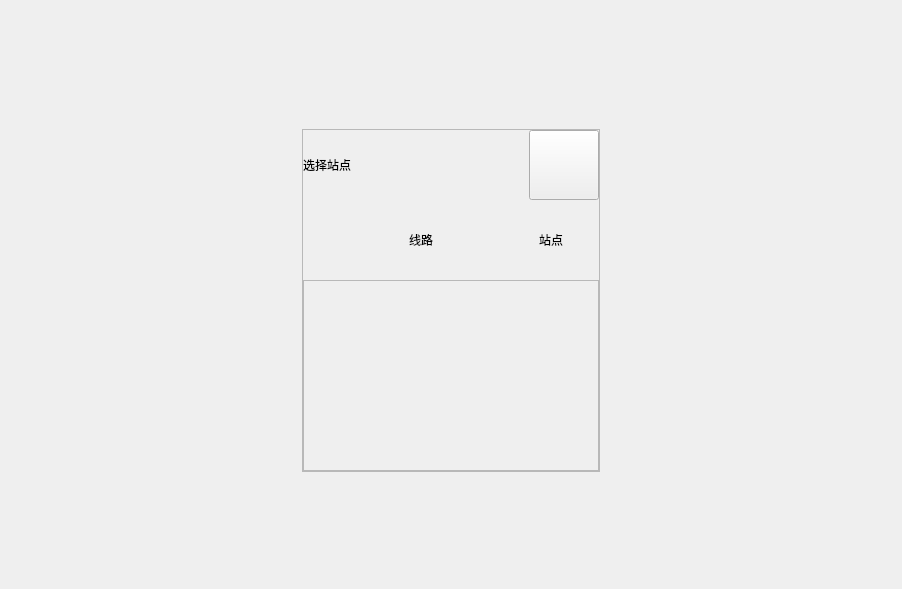
First picture: the form in frame/StationSelectWidget.ui, repository EllieYY/ism, before the edit.
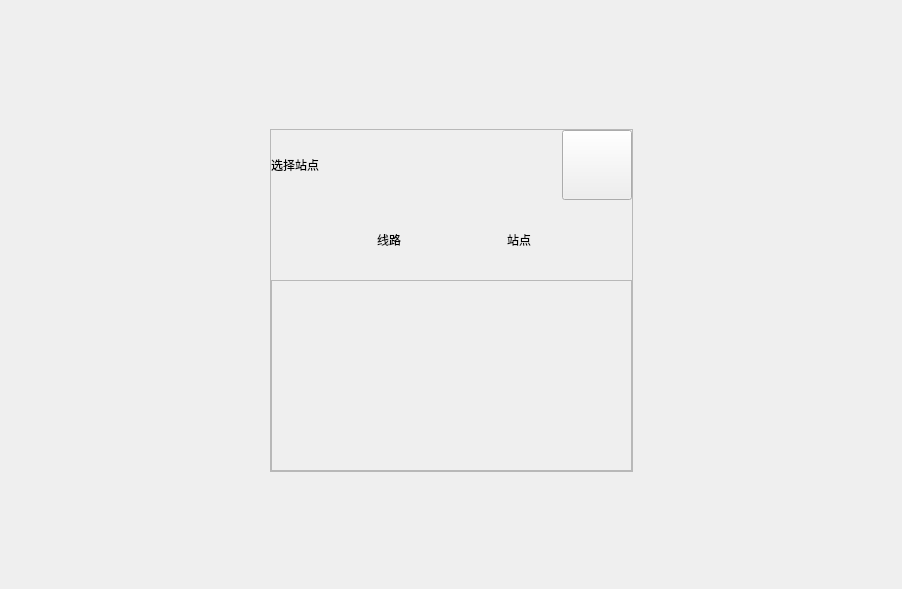
Second picture: the form after the edit.

```diff
--- a/frame/StationSelectWidget.ui
+++ b/frame/StationSelectWidget.ui
@@ -49,7 +49,7 @@
        </spacer>
       </item>
       <item>
-       <layout class="QHBoxLayout" name="horizontalLayout_4">
+       <layout class="QHBoxLayout" name="horizontalLayout_4" stretch="0,1,0">
         <item>
          <spacer name="horizontalSpacer_2">
           <property name="orientation">
```
